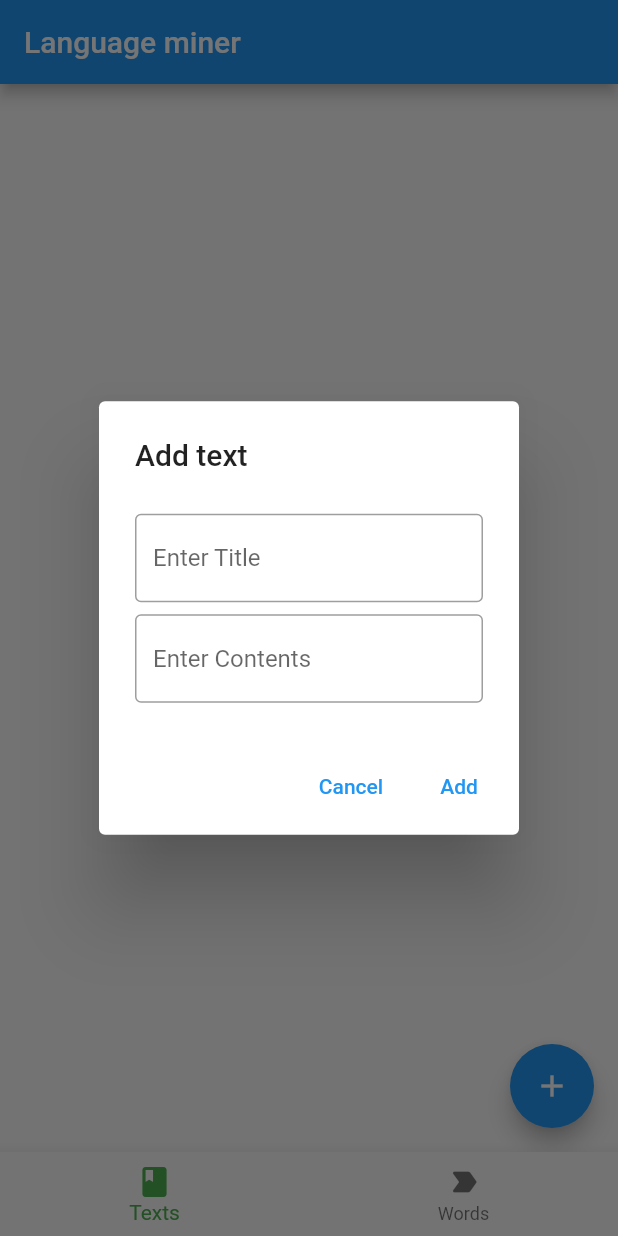
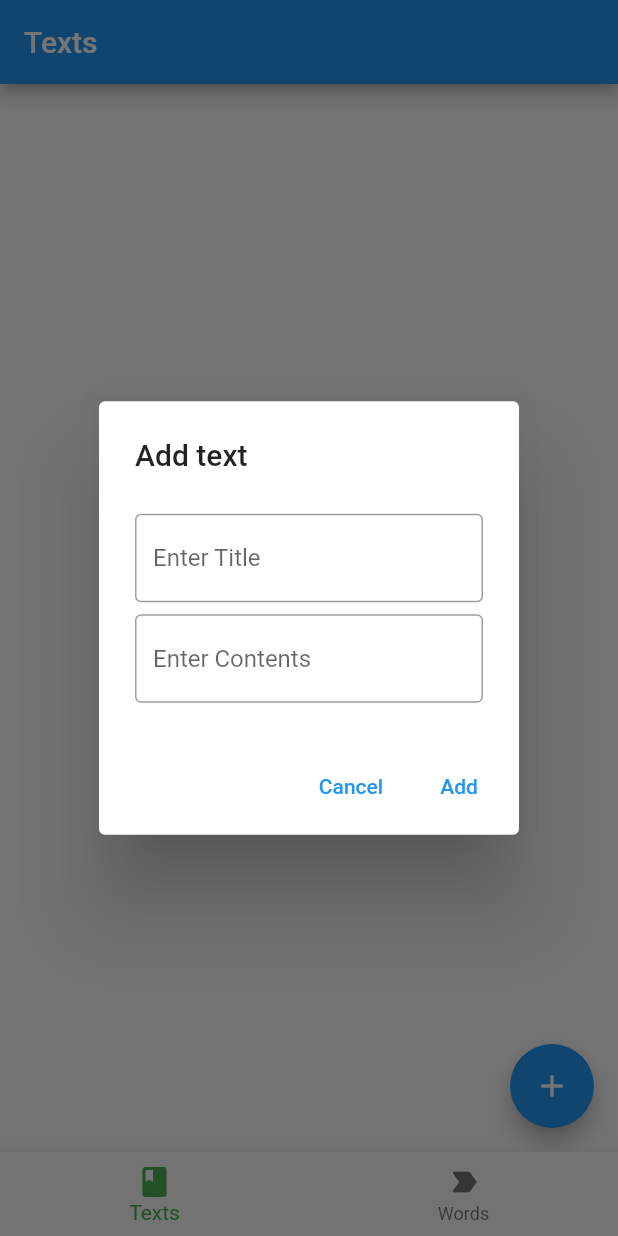
Before and after one commit to Virdici/LanguageMiner, a Flutter app: the screen it shows after launch, after a tap on the "add" icon, on a phone screen of 412 x 824 dp. Run offline on Flutter 3.47's test engine with Material 2 defaults, Android fonts, the phone set to English and light mode, and no system bars; our stand-ins replace hive, hive_flutter, permission_handler, sqflite; accounts and stored records are empty.

Commit message:
add permision, add words export

```diff
--- a/lib/main.dart
+++ b/lib/main.dart
@@ -26,24 +26,38 @@ class MyApp extends StatefulWidget {
 
 class _MyAppState extends State<MyApp> {
   int pageIndex = 0;
-
+  int testInt = 0;
+  late PageController _pageController;
   List<Widget> pages = [TextPg(), WordPg()];
 
-  void onTap(int index) {
+  @override
+  void initState() {
+    super.initState();
+    _pageController = PageController();
+  }
+
+  @override
+  void dispose() {
+    _pageController.dispose();
+    super.dispose();
+  }
+
+  void changePage(int index) {
     setState(() {
       pageIndex = index;
+      _pageController.animateToPage(index,
+          duration: Duration(milliseconds: 200), curve: Curves.easeOut);
     });
   }
 
   @override
   Widget build(BuildContext context) {
-    return Scaffold(
+    return GestureDetector(
+      child: Scaffold(
         // backgroundColor: Color(Colors.black.hashCode),
-      appBar: AppBar(
-        title: Text('Language miner'),
-      ),
-      body: Center(
-        child: pages.elementAt(pageIndex),
+        body: PageView(
+          controller: _pageController,
+          children: pages,
         ),
         bottomNavigationBar: BottomNavigationBar(
           items: [
@@ -57,9 +71,22 @@ class _MyAppState extends State<MyApp> {
             )
           ],
           currentIndex: pageIndex,
-        onTap: onTap,
+          onTap: changePage,
           selectedItemColor: Colors.green,
         ),
+      ),
+      onPanUpdate: (details) {
+        // Swiping in right direction.
+        if (details.delta.dx > 0) {
+          testInt > 1 ? testInt -= 1 : testInt = 0;
+          changePage(testInt);
+        }
+        // Swiping in left direction.
+        if (details.delta.dx < 0) {
+          testInt > 1 ? testInt += 1 : testInt = 1;
+          changePage(testInt);
+        }
+      },
     );
   }
 }
--- a/lib/page/texts_list.dart
+++ b/lib/page/texts_list.dart
@@ -18,6 +18,9 @@ class _TextsPageState extends State<TextsPage> {
   @override
   Widget build(BuildContext context) {
     return Scaffold(
+      appBar: AppBar(
+        title: Text('Texts'),
+      ),
       body: ValueListenableBuilder<Box<TextModel>>(
         valueListenable: Hive.box<TextModel>('texts').listenable(),
         builder: (context, box, _) {
--- a/lib/page/words_list.dart
+++ b/lib/page/words_list.dart
@@ -1,9 +1,13 @@
+import 'dart:io';
+
 import 'package:flutter/material.dart';
 import 'package:hive/hive.dart';
 import 'package:hive_flutter/hive_flutter.dart';
 import 'package:language_miner/Controllers/wordController.dart';
 import 'package:language_miner/model/wordModel.dart';
 import 'package:language_miner/page/add_word.dart';
+import 'package:path_provider/path_provider.dart';
+import 'package:permission_handler/permission_handler.dart';
 
 class WordsPage extends StatefulWidget {
   @override
@@ -25,6 +29,27 @@ class _WordsPageState extends State<WordsPage> {
   @override
   Widget build(BuildContext context) {
     return Scaffold(
+      appBar: new AppBar(
+        title: Text('Words'),
+        actions: [
+          IconButton(
+            onPressed: () async {
+              exportTsv();
+            },
+            icon: Icon(Icons.import_export),
+          ),
+          IconButton(
+            onPressed: () {
+              box.clear();
+            },
+            icon: Icon(Icons.delete),
+          ),
+          IconButton(
+            onPressed: _checkPermission,
+            icon: Icon(Icons.gps_fixed),
+          ),
+        ],
+      ),
       body: ValueListenableBuilder<Box<WordModel>>(
         valueListenable: Hive.box<WordModel>('words').listenable(),
         builder: (context, box, _) {
@@ -127,9 +152,26 @@ class _WordsPageState extends State<WordsPage> {
         ));
   }
 
-  // @override
-  // void dispose() {
-  //   Hive.close();
-  //   super.dispose();
-  // }
+  void exportTsv() async {
+    var words = box.values.toList().cast<WordModel>();
+
+    var status = await Permission.storage.status;
+    if (!status.isGranted) {
+      await Permission.storage.request();
+    }
+    if (status.isGranted) {
+      // final Directory directory = await getApplicationDocumentsDirectory();
+      final Directory? directory = await getExternalStorageDirectory();
+      final File file = File('${directory!.path}/export.tsv');
+      print('${directory.path}/my_file.txt');
+      for (var word in words) {
+        await file.writeAsString(
+          '${word.word}\t${word.sentence}\t${word.translation}\n',
+          mode: FileMode.append,
+        );
+      }
+    }
+  }
+
+  Future<void> _checkPermission() async {}
 }
--- a/pubspec.yaml
+++ b/pubspec.yaml
@@ -27,6 +27,7 @@ dependencies:
   hive_flutter:
   intl:
   path_provider:
+  permission_handler:
 
   # The following adds the Cupertino Icons font to your application.
   # Use with the CupertinoIcons class for iOS style icons.
@@ -39,6 +40,7 @@ dev_dependencies:
   hive_generator:
   sqflite:
   path:
+
 
 # For information on the generic Dart part of this file, see the
 # following page: https://dart.dev/tools/pub/pubspec
```
Also changed, not shown: pubspec.lock, 2 other files. Lines whose indentation alone changed are shown as unchanged.
